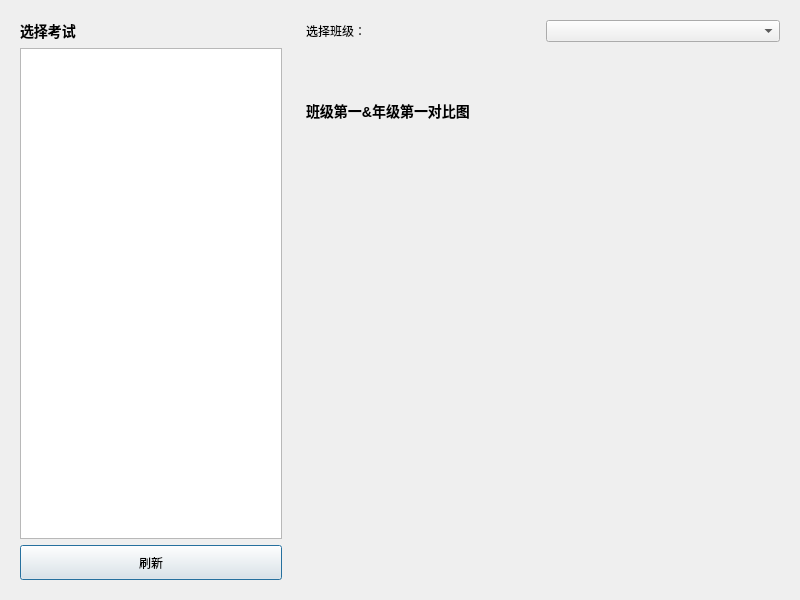
This is ui_page/page_top_in_grade.ui in fengyec2/StudentGradeTracker as Qt 5 draws it before an edit. The edited form follows.
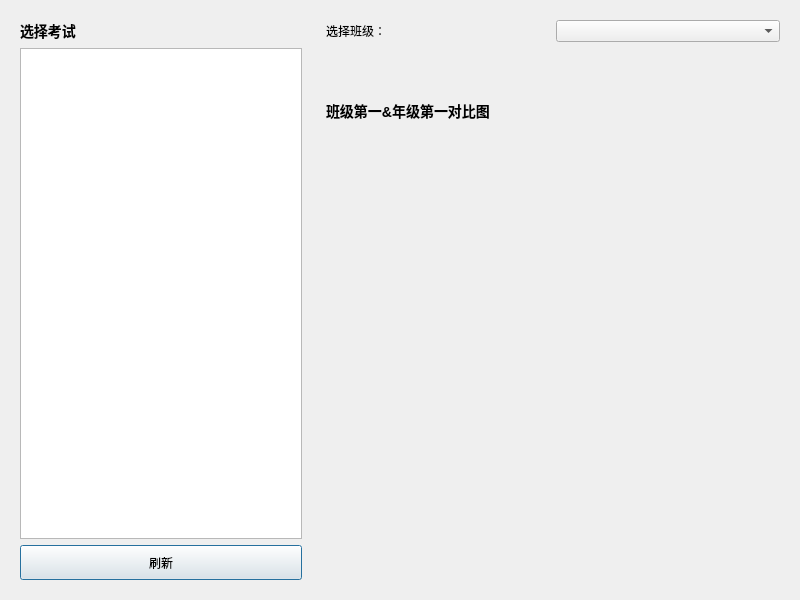
This is the edited form. Custom widgets are drawn as their Qt base class.

```diff
--- a/ui_page/page_top_in_grade.ui
+++ b/ui_page/page_top_in_grade.ui
@@ -16,9 +16,15 @@
   <layout class="QHBoxLayout" name="horizontalLayout">
    <item>
     <widget class="QFrame" name="leftPanel">
+     <property name="sizePolicy">
+      <sizepolicy hsizetype="Maximum" vsizetype="Preferred">
+       <horstretch>0</horstretch>
+       <verstretch>0</verstretch>
+      </sizepolicy>
+     </property>
      <property name="maximumSize">
       <size>
-       <width>280</width>
+       <width>300</width>
        <height>16777215</height>
       </size>
      </property>
```
